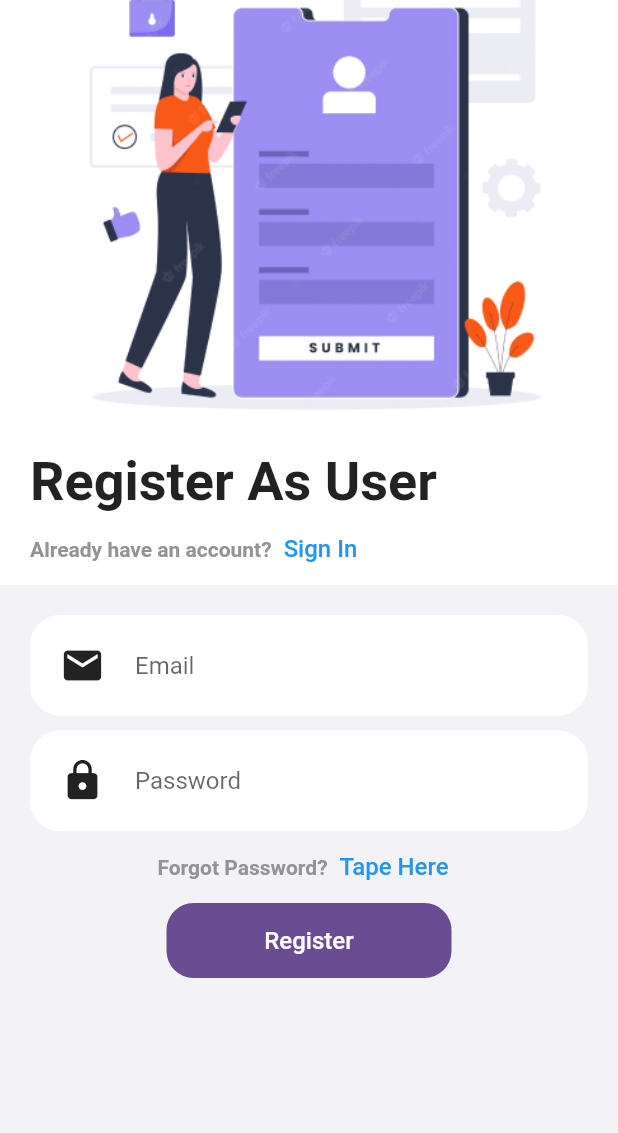
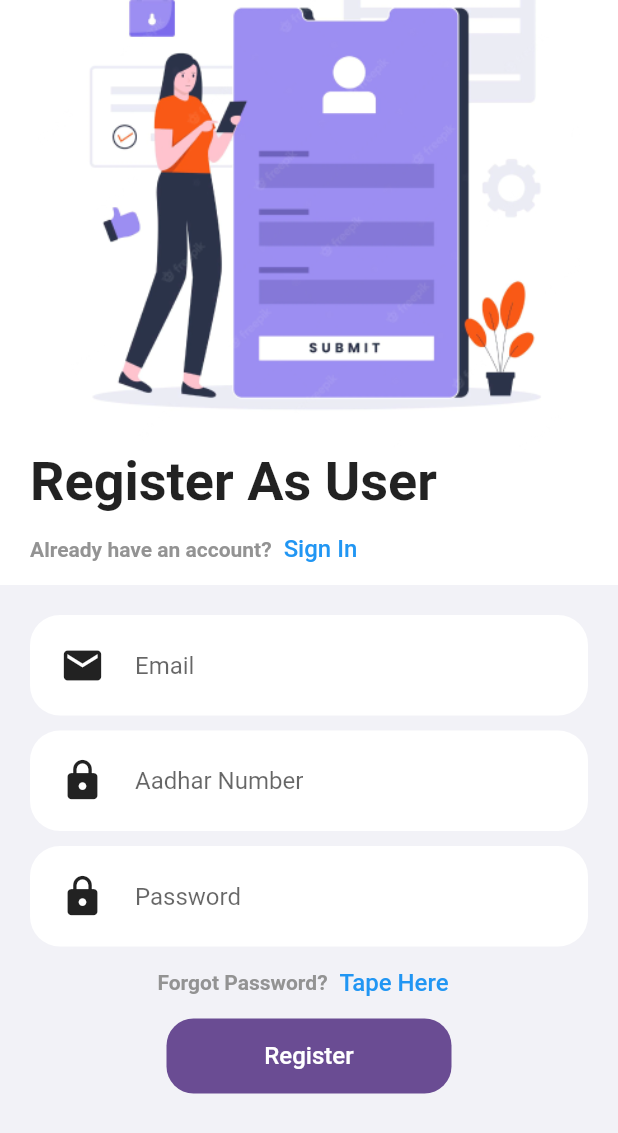
Before and after one commit to funds-chain/defu_front_end, a Flutter app: the SignUpScreen screen opened by its route, on a phone screen of 412 x 824 dp. Shown: the top 1133 px of the screen. Run offline on Flutter 3.47's test engine with Material 2 defaults, Android fonts, the light colour scheme and no system bars.

Commit message:
Adding Aadhar Number Text Box to Sign Up

```diff
--- a/lib/screens/signUp.dart
+++ b/lib/screens/signUp.dart
@@ -125,6 +125,42 @@ class _SignUpScreenState extends State<SignUpScreen> {
                                 color: Colors.black,
                               ),
                               decoration: const InputDecoration(
+                                hintText: 'Aadhar Number',
+                                enabledBorder: InputBorder.none,
+                              ),
+                            ),
+                          ),
+                        ],
+                      ),
+                    ),
+                    const SizedBox(
+                      height: 10,
+                    ),
+                    Container(
+                      height: 67,
+                      decoration: BoxDecoration(
+                        color: Colors.white,
+                        borderRadius: BorderRadius.circular(20),
+                      ),
+                      child: Row(
+                        children: [
+                          const SizedBox(
+                            width: 20,
+                          ),
+                          const Icon(
+                            Icons.lock,
+                            size: 30,
+                          ),
+                          const SizedBox(
+                            width: 20,
+                          ),
+                          SizedBox(
+                            width: 270,
+                            child: TextFormField(
+                              style: const TextStyle(
+                                color: Colors.black,
+                              ),
+                              decoration: const InputDecoration(
                                 hintText: 'Password',
                                 enabledBorder: InputBorder.none,
                               ),
@@ -133,6 +169,7 @@ class _SignUpScreenState extends State<SignUpScreen> {
                         ],
                       ),
                     ),
+
                     Center(
                       child: Row(
                         children: [
```
